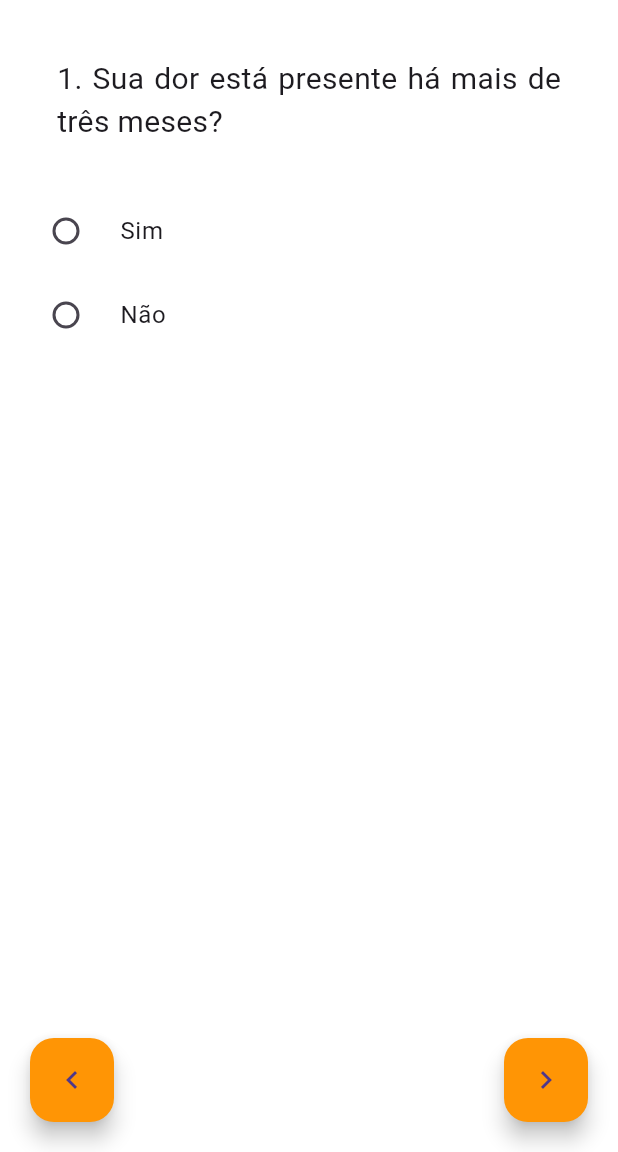
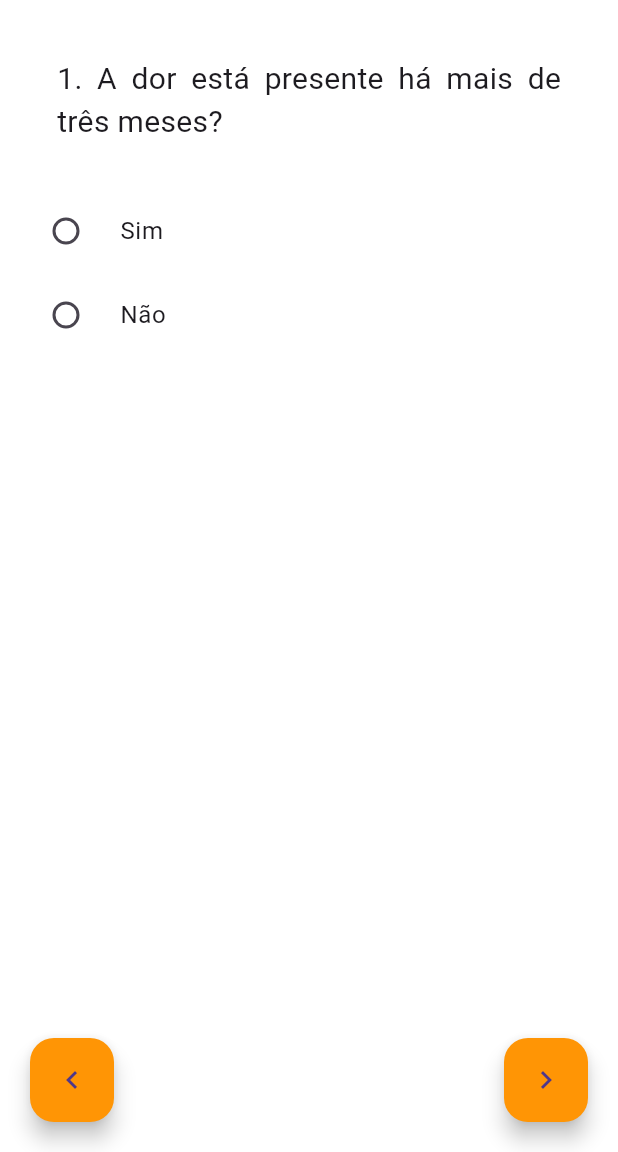
Before and after one commit to isadora-vieira-ramos/clini_dor, a Flutter app: the QuestionnairePage screen opened directly with empty values, on a phone screen of 412 x 824 dp, the part 84-1236 px from its top. Run offline on Flutter 3.47's test engine with Material 3 defaults, Android fonts, the phone set to English and light mode, and no system bars; our stand-ins replace csv, firebase_auth, firebase_core, flutter_dotenv, go_router, google_fonts; accounts and stored records are empty; generated files the repository leaves out were written again; network calls fail.

Commit message:
Add treatments and medicine questions

```diff
--- a/lib/models/question.dart
+++ b/lib/models/question.dart
@@ -10,8 +10,8 @@ class Question {
 
   static List<Question> getQuestions() {
     List<Question> questionList = [];
-    questionList.add(Question(id: questionList.length + 1, questionText: "1. Sua dor está presente há mais de três meses?", options: ["Sim", "Não"], questionType: QuestionType.closed));
-    questionList.add(Question(id: questionList.length + 1, questionText: "2. Marque abaixo as condições relativas ao seu estado atual.", options: [
+    questionList.add(Question(id: questionList.length + 1, questionText: "${questionList.length + 1}. A dor está presente há mais de três meses?", options: ["Sim", "Não"], questionType: QuestionType.closed));
+    questionList.add(Question(id: questionList.length + 1, questionText: "${questionList.length + 1}. Marque abaixo as condições relativas ao estado atual.", options: [
       "Alcoolismo",
       "AVC",
       "Tabagismo",
@@ -22,60 +22,74 @@ class Question {
       "Doenças da tireoide",
       "Epilepsia",
       "Asma",
+      "Artrite reumatóide",
+      "Lúpus",
       "Doença renal",
       "Doença neurológica",
       "Depressão",
       "Ansiedade",
       "Bipolaridade",
     ], questionType: QuestionType.multipleChoice));
-    questionList.add(Question(id: questionList.length + 1, questionText: "3. Utiliza benzodiazepínico?", options: ["Sim", "Não"], questionType: QuestionType.closed));
-    questionList.add(Question(id: questionList.length + 1, questionText: "4. Utiliza anticonvulsivante?", options: ["Sim", "Não"], questionType: QuestionType.closed));
-    questionList.add(Question(id: questionList.length + 1, questionText: "5. Utiliza anticoagulante?", options: ["Sim", "Não"], questionType: QuestionType.closed));
-    questionList.add(Question(id: questionList.length + 1, questionText: "6. Utiliza corticoides?", options: ["Prednisona", "Dexametasona", "Triancinolona", "Flunisolida"], questionType: QuestionType.medicine));
-    questionList.add(Question(id: questionList.length + 1, questionText: "7. Utiliza antiinflamatórios (exceto corticóides)?", options: ["Ibuprofeno","Nimesulida", "Dipirona"], questionType: QuestionType.medicine));
-    questionList.add(Question(id: questionList.length + 1, questionText: "8. Utiliza opioides?", options: ["Metadona", "Tramadol", "Codeína", "Morfina", "Oxicodona"], questionType: QuestionType.medicine));
-    questionList.add(Question(id: questionList.length + 1, questionText: "9. Utiliza antidepressivos?", options: ["Clonazepam", "Fluoxetina", "Escitalopram"], questionType: QuestionType.medicine));
-    questionList.add(Question(id: questionList.length + 1, questionText: "10. Utiliza paracetamol?", options: [], questionType: QuestionType.medicine));
-    questionList.add(Question(id: questionList.length + 1, questionText: "11. Na última semana, os medicamentos utilizados diminuíram quantos % o nível da dor?", options: [""], questionType: QuestionType.open));
+    questionList.add(Question(id: questionList.length + 1, questionText: "${questionList.length + 1}. Utiliza benzodiazepínico?", options: ["Sim", "Não"], questionType: QuestionType.closed));
+    questionList.add(Question(id: questionList.length + 1, questionText: "${questionList.length + 1}. Utiliza anticonvulsivante?", options: ["Sim", "Não"], questionType: QuestionType.closed));
+    questionList.add(Question(id: questionList.length + 1, questionText: "${questionList.length + 1}. Utiliza anticoagulante?", options: ["Sim", "Não"], questionType: QuestionType.closed));
+    questionList.add(Question(id: questionList.length + 1, questionText: "${questionList.length + 1}. Utiliza corticoides?", options: ["Prednisona", "Dexametasona", "Triancinolona", "Flunisolida"], questionType: QuestionType.medicine));
+    questionList.add(Question(id: questionList.length + 1, questionText: "${questionList.length + 1}. Utiliza antiinflamatórios (exceto corticóides)?", options: ["Ibuprofeno","Nimesulida"], questionType: QuestionType.medicine));
+    questionList.add(Question(id: questionList.length + 1, questionText: "${questionList.length + 1}. Utiliza opioides?", options: ["Metadona", "Tramadol", "Codeína", "Morfina", "Oxicodona"], questionType: QuestionType.medicine));
+    questionList.add(Question(id: questionList.length + 1, questionText: "${questionList.length + 1}. Utiliza antidepressivos?", options: ["Clonazepam", "Fluoxetina", "Escitalopram"], questionType: QuestionType.medicine));
+    questionList.add(Question(id: questionList.length + 1, questionText: "${questionList.length + 1}. Utiliza paracetamol?", options: [], questionType: QuestionType.medicine));
+    questionList.add(Question(id: questionList.length + 1, questionText: "${questionList.length + 1}. Utiliza dipirona?", options: [], questionType: QuestionType.medicine));
+    questionList.add(Question(id: questionList.length + 1, questionText: "${questionList.length + 1}. Utiliza relaxantes musculares?", options: ["Carisoprodol (Mioflex, Torsilax, Tandrilax)", "Ciclobenzaprina (Miosan)", "Orfenadrina (Dorflex, Dorilax)"], questionType: QuestionType.medicine));
+    questionList.add(Question(id: questionList.length + 1, questionText: "${questionList.length + 1}. Na última semana, os medicamentos utilizados diminuíram quantos % o nível da dor?", options: [""], questionType: QuestionType.open));
+    questionList.add(Question(id: questionList.length + 1, questionText: "${questionList.length + 1}. Realiza alguma das intervenções não farmacológicas?", options: [
+      "Exercício físico",
+      "Psicoterapia",
+      "Auriculoterapia",
+      "Massagem",
+      "Estimulação transcraniana",
+      "Aplicação de calor ou frio",
+      "Acupuntura",
+      "Meditação"
+    ], questionType: QuestionType.multipleChoice));
     questionList.add(Question(
       id: questionList.length + 1,
-      questionText: "12.1 Utilizando os círculos na cor cinza distribuídos na figura abaixo, indique as áreas com dor de maior e menor intensidade",
-      options: ["FRENTE"],
+      questionText: "${questionList.length + 1}.1 Utilizando os círculos na cor cinza distribuídos na figura abaixo, indique as áreas com dor de maior e menor intensidade",
+      options: ["ANTERIOR"],
       questionImage: 'lib/images/human-body-full-front.png',
       questionType: QuestionType.clickMap
     ));
     questionList.add(Question(
       id: questionList.length + 1,
-      questionText: "12.2 Utilizando os círculos na cor cinza distribuídos na figura abaixo, indique as áreas com dor de maior e menor intensidade",
-      options: ["COSTAS"],
+      questionText: "${questionList.length}.2 Utilizando os círculos na cor cinza distribuídos na figura abaixo, indique as áreas com dor de maior e menor intensidade",
+      options: ["POSTERIOR"],
       questionImage: 'lib/images/human-body-full-back.png',
       questionType: QuestionType.clickMap
     ));
-    questionList.add(Question(id: questionList.length + 1, questionText: "14. Esta dor é contínua, intermitente ou contínua com crises de piora?", options: ["Dor contínua", "Dor intermitente", "Dor contínua com crises de piora"], questionType: QuestionType.closed));
-    questionList.add(Question(id: questionList.length + 1, questionText: "15. A sua dor é referida? (Ocorre em um determinado local, mas reflete em outro também)", options: ["Sim", "Não"], questionType: QuestionType.closed));
-    questionList.add(Question(id: questionList.length + 1, questionText: "16. Sua dor tem relação com algum envento como trauma medular, câncer, AVC, dor no membro fantasma?", options: ["Sim", "Não"], questionType: QuestionType.closed));
-    questionList.add(Question(id: questionList.length + 1, questionText: "17. Tem câncer e está realizando tratamento para o mesmo?", options: ["Sim", "Não"], questionType: QuestionType.closed));
-    questionList.add(Question(id: questionList.length + 1, questionText: "18. Sua dor teve início relacionado ao câncer?", options: ["Sim", "Não"], questionType: QuestionType.closed));
-    questionList.add(Question(id: questionList.length + 1, questionText: "19. Possui dor articular?", options: ["Sim", "Não"], questionType: QuestionType.closed));
-    questionList.add(Question(id: questionList.length + 1, questionText: "20. Sua dor se parece com uma sensação estranha e desagradável na pele? Agulhadas, choques elétricos, queimação, ardência e formigamento são as que melhor descrevem estas sensações?", options: ["Sim", "Não"], questionType: QuestionType.closed));
-    questionList.add(Question(id: questionList.length + 1, questionText: "21. Na região que sentes dor ocorre mudança na cor da pele e/ou temperatura?", options: ["Sim", "Não"], questionType: QuestionType.closed));
-    questionList.add(Question(id: questionList.length + 1, questionText: "22. A intensidade da dor piora desproporcionalmente ao toque leve, com vento ou contato com roupa?", options: ["Sim", "Não"], questionType: QuestionType.closed));
-    questionList.add(Question(id: questionList.length + 1, questionText: "23. A sua dor piora ao caminhar ou ao movimentar o corpo?", options: ["Sim", "Não"], questionType: QuestionType.closed));
-    questionList.add(Question(id: questionList.length + 1, questionText: "24. A dor que sente é em forma de cólica?", options: ["Sim", "Não"], questionType: QuestionType.closed));
-    questionList.add(Question(id: questionList.length + 1, questionText: "25. De 0 a 10, informe o quanto a dor interfere no sono.", options: ["Nada", "Muito"], questionType: QuestionType.rating));
-    questionList.add(Question(id: questionList.length + 1, questionText: "26. De 0 a 10, avalie a qualidade do sono.", options: ["Ruim", "Boa"], questionType: QuestionType.rating));
-    questionList.add(Question(id: questionList.length + 1, questionText: "27. De 0 a 10, informe qual o nível de cansaço ao acordar (sono reparador).", options: ["Nenhum", "Muito"], questionType: QuestionType.rating));
-    questionList.add(Question(id: questionList.length + 1, questionText: "28. De 0 a 10, informe o quanto a dor o faz se sentir triste ou deprimido.", options: ["Nada", "Muito"], questionType: QuestionType.rating));
-    questionList.add(Question(id: questionList.length + 1, questionText: "29. De 0 a 10, informe o quão frequentemente pensa que a dor não vai passar ou vai piorar.", options: ["Nunca", "Sempre"], questionType: QuestionType.rating));
-    questionList.add(Question(id: questionList.length + 1, questionText: "30. De 0 a 10, informe o quanto pensa em tirar sua vida por causa da dor.", options: ["Nunca", "Sempre"], questionType: QuestionType.rating));
-    questionList.add(Question(id: questionList.length + 1, questionText: "31. De 0 a 10, informe o quanto a dor interfere nas atividades laborais (trabalho e vida diária).", options: ["Nada", "Muito"], questionType: QuestionType.rating));
-    questionList.add(Question(id: questionList.length + 1, questionText: "32. De 0 a 10, informe o quanto a dor interfere nas relações pessoais e vontade de viver.", options: ["Nada", "Muito"], questionType: QuestionType.rating));
-    questionList.add(Question(id: questionList.length + 1, questionText: "33. De 0 a 10, informe qual a expectativa de melhora com relação ao tratamento.", options: ["Nenhuma", "Muito"], questionType: QuestionType.rating));
-    questionList.add(Question(id: questionList.length + 1, questionText: "34. De 0 a 10, informe o quanto teme que a dor piore ao realizar atividades físicas.", options: ["Nada", "Muito"], questionType: QuestionType.rating));
-    questionList.add(Question(id: questionList.length + 1, questionText: "35. De 0 a 10, informe o quanto a dor interfere na memória ou concentração.", options: ["Nada", "Muito"], questionType: QuestionType.rating));
-    questionList.add(Question(id: questionList.length + 1, questionText: "36. De 0 a 10, informe a intensidade da dor na última semana.", options: ["Ausência", "Máxima"], questionType: QuestionType.rating));
-    questionList.add(Question(id: questionList.length + 1, questionText: "37. De 0 a 10, informe a intensidade da dor no último mês.", options: ["Ausência", "Máxima"], questionType: QuestionType.rating));
-    questionList.add(Question(id: questionList.length + 1, questionText: "38. De 0 a 10, informe a intensidade da dor nos últimos três meses.", options: ["Ausência", "Máxima"], questionType: QuestionType.rating));
+    questionList.add(Question(id: questionList.length + 1, questionText: "${questionList.length + 1}. Esta dor é contínua, intermitente ou contínua com crises de piora?", options: ["Dor contínua", "Dor intermitente", "Dor contínua com crises de piora"], questionType: QuestionType.closed));
+    questionList.add(Question(id: questionList.length + 1, questionText: "${questionList.length + 1}. A sua dor é referida? (Ocorre em um determinado local, mas reflete em outro também)", options: ["Sim", "Não"], questionType: QuestionType.closed));
+    questionList.add(Question(id: questionList.length + 1, questionText: "${questionList.length + 1}. Sua dor tem relação com algum envento como trauma medular, câncer, AVC, dor no membro fantasma?", options: ["Sim", "Não"], questionType: QuestionType.closed));
+    questionList.add(Question(id: questionList.length + 1, questionText: "${questionList.length + 1}. Tem câncer e está realizando tratamento para o mesmo?", options: ["Sim", "Não"], questionType: QuestionType.closed));
+    questionList.add(Question(id: questionList.length + 1, questionText: "${questionList.length + 1}. Sua dor teve início relacionado ao câncer?", options: ["Sim", "Não"], questionType: QuestionType.closed));
+    questionList.add(Question(id: questionList.length + 1, questionText: "${questionList.length + 1}. Possui dor articular?", options: ["Sim", "Não"], questionType: QuestionType.closed));
+    questionList.add(Question(id: questionList.length + 1, questionText: "${questionList.length + 1}. Sua dor se parece com uma sensação estranha e desagradável na pele? Agulhadas, choques elétricos, queimação, ardência e formigamento são as que melhor descrevem estas sensações?", options: ["Sim", "Não"], questionType: QuestionType.closed));
+    questionList.add(Question(id: questionList.length + 1, questionText: "${questionList.length + 1}. Na região que sentes dor ocorre mudança na cor da pele e/ou temperatura?", options: ["Sim", "Não"], questionType: QuestionType.closed));
+    questionList.add(Question(id: questionList.length + 1, questionText: "${questionList.length + 1}. A intensidade da dor piora desproporcionalmente ao toque leve, com vento ou contato com roupa?", options: ["Sim", "Não"], questionType: QuestionType.closed));
+    questionList.add(Question(id: questionList.length + 1, questionText: "${questionList.length + 1}. A sua dor piora ao caminhar ou ao movimentar o corpo?", options: ["Sim", "Não"], questionType: QuestionType.closed));
+    questionList.add(Question(id: questionList.length + 1, questionText: "${questionList.length + 1}. A dor que sente é em forma de cólica?", options: ["Sim", "Não"], questionType: QuestionType.closed));
+    questionList.add(Question(id: questionList.length + 1, questionText: "${questionList.length + 1}. De 0 a 10, informe o quanto a dor interfere no sono.", options: ["Nada", "Muito"], questionType: QuestionType.rating));
+    questionList.add(Question(id: questionList.length + 1, questionText: "${questionList.length + 1}. De 0 a 10, avalie a qualidade do sono.", options: ["Ruim", "Boa"], questionType: QuestionType.rating));
+    questionList.add(Question(id: questionList.length + 1, questionText: "${questionList.length + 1}. De 0 a 10, informe qual o nível de cansaço ao acordar (sono reparador).", options: ["Nenhum", "Muito"], questionType: QuestionType.rating));
+    questionList.add(Question(id: questionList.length + 1, questionText: "${questionList.length + 1}. De 0 a 10, informe o quanto a dor o faz se sentir triste ou deprimido.", options: ["Nada", "Muito"], questionType: QuestionType.rating));
+    questionList.add(Question(id: questionList.length + 1, questionText: "${questionList.length + 1}. De 0 a 10, informe o quão frequentemente pensa que a dor não vai passar ou vai piorar.", options: ["Nunca", "Sempre"], questionType: QuestionType.rating));
+    questionList.add(Question(id: questionList.length + 1, questionText: "${questionList.length + 1}. De 0 a 10, informe o quanto pensa em tirar sua vida por causa da dor.", options: ["Nunca", "Sempre"], questionType: QuestionType.rating));
+    questionList.add(Question(id: questionList.length + 1, questionText: "${questionList.length + 1}. De 0 a 10, informe o quanto a dor interfere nas atividades laborais (trabalho e vida diária).", options: ["Nada", "Muito"], questionType: QuestionType.rating));
+    questionList.add(Question(id: questionList.length + 1, questionText: "${questionList.length + 1}. De 0 a 10, informe o quanto a dor interfere nas relações pessoais e vontade de viver.", options: ["Nada", "Muito"], questionType: QuestionType.rating));
+    questionList.add(Question(id: questionList.length + 1, questionText: "${questionList.length + 1}. De 0 a 10, informe qual a expectativa de melhora com relação ao tratamento.", options: ["Nenhuma", "Muito"], questionType: QuestionType.rating));
+    questionList.add(Question(id: questionList.length + 1, questionText: "${questionList.length + 1}. De 0 a 10, informe o quanto teme que a dor piore ao realizar atividades físicas.", options: ["Nada", "Muito"], questionType: QuestionType.rating));
+    questionList.add(Question(id: questionList.length + 1, questionText: "${questionList.length + 1}. De 0 a 10, informe o quanto a dor interfere na memória ou concentração.", options: ["Nada", "Muito"], questionType: QuestionType.rating));
+    questionList.add(Question(id: questionList.length + 1, questionText: "${questionList.length + 1}. De 0 a 10, informe a intensidade da dor na última semana.", options: ["Ausência", "Máxima"], questionType: QuestionType.rating));
+    questionList.add(Question(id: questionList.length + 1, questionText: "${questionList.length + 1}. De 0 a 10, informe a intensidade da dor no último mês.", options: ["Ausência", "Máxima"], questionType: QuestionType.rating));
+    questionList.add(Question(id: questionList.length + 1, questionText: "${questionList.length + 1}. De 0 a 10, informe a intensidade da dor nos últimos três meses.", options: ["Ausência", "Máxima"], questionType: QuestionType.rating));
     return questionList;
   }
 
--- a/lib/pages/question/back_click_map_question.dart
+++ b/lib/pages/question/back_click_map_question.dart
@@ -117,6 +117,15 @@ class _BackClickMapQuestionState extends State<BackClickMapQuestion> {
                 children: [
                   Stack(
                     children: [
+                      Padding(
+                        padding: const EdgeInsets.only(left:40.0),
+                        child: Text(
+                          widget.question.options[0],
+                          style: const TextStyle(
+                            fontSize: 18
+                          ),
+                        ),
+                      ),
                       Container(
                         alignment: Alignment.center,
                         child: Padding(
--- a/lib/pages/question/front_click_map_question.dart
+++ b/lib/pages/question/front_click_map_question.dart
@@ -99,12 +99,13 @@ class _FrontClickMapQuestionState extends State<FrontClickMapQuestion> {
       body: Padding(
         padding: const EdgeInsets.all(8),
         child: Column(
-          crossAxisAlignment: CrossAxisAlignment.center,
+          crossAxisAlignment: CrossAxisAlignment.start,
           mainAxisAlignment: MainAxisAlignment.center,
           children: [
             Padding(
               padding: const EdgeInsets.all(30),
               child: Column(
+                crossAxisAlignment: CrossAxisAlignment.start,
                 children: [
                   Text(
                     widget.question.questionText,
@@ -116,7 +117,7 @@ class _FrontClickMapQuestionState extends State<FrontClickMapQuestion> {
                   const SizedBox(height: 10),
                   Container(
                     alignment: Alignment.center,
-                    child: Column(
+                    child: Row(
                       mainAxisAlignment: MainAxisAlignment.spaceBetween,
                       children: [
                         Row(
@@ -148,6 +149,15 @@ class _FrontClickMapQuestionState extends State<FrontClickMapQuestion> {
                 children: [
                   Stack(
                     children: [
+                      Padding(
+                        padding: const EdgeInsets.only(left:40.0),
+                        child: Text(
+                          widget.question.options[0],
+                          style: const TextStyle(
+                            fontSize: 18
+                          ),
+                        ),
+                      ),
                       Container(
                         alignment: Alignment.center,
                         child: Padding(
--- a/lib/pages/question/question_page.dart
+++ b/lib/pages/question/question_page.dart
@@ -38,7 +38,7 @@ class QuestionPage extends StatelessWidget {
       );
     }
     else{
-      if(question.options[0] == "FRENTE"){
+      if(question.options[0] == "ANTERIOR"){
         return (
           FrontClickMapQuestion(question: question, registerAnswer: registerAnswer, currentAnswer: currentAnswer)
         );
```
